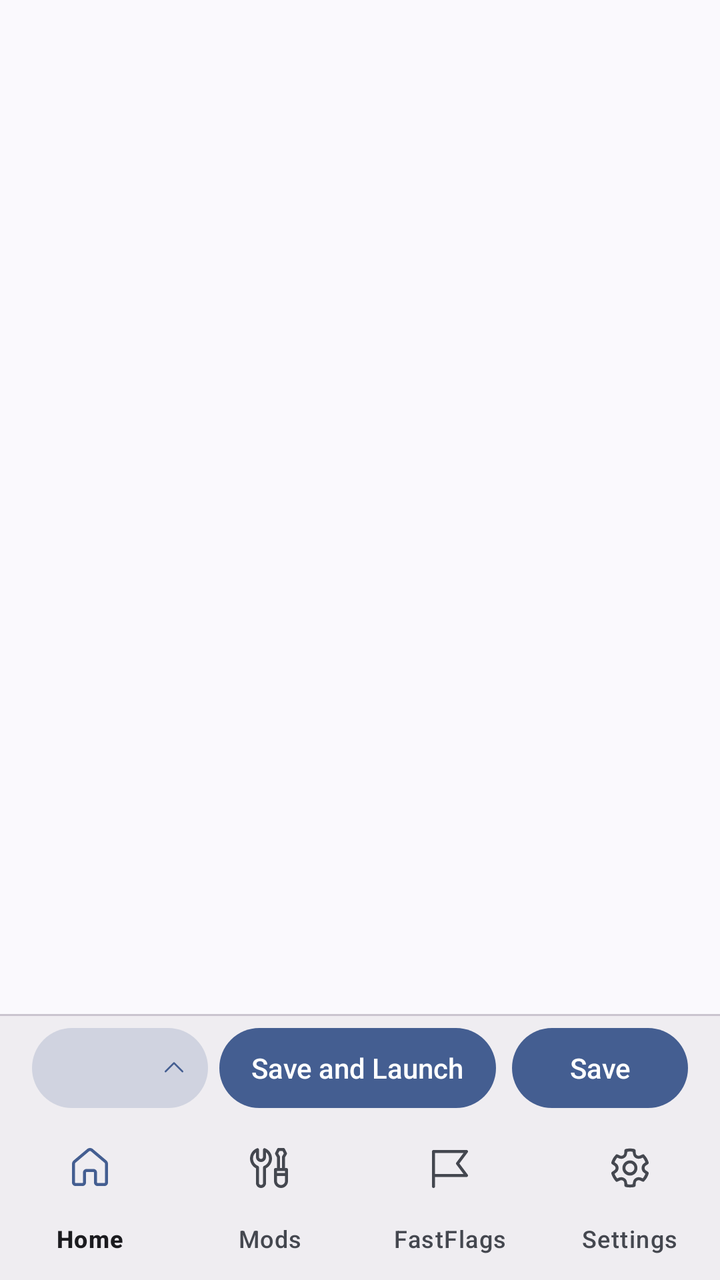
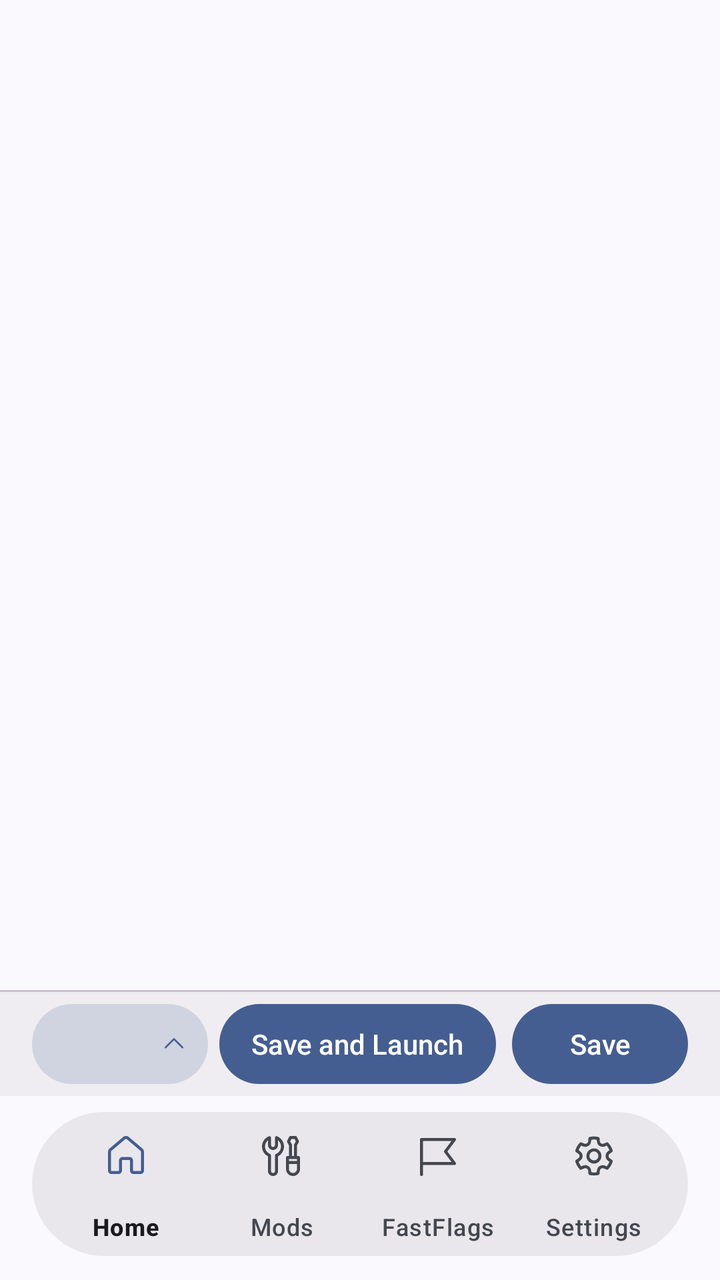

Screens rendered from an Android XML layout before and after an edit, with the pre-edit source and the edit as a unified diff.
<!-- AndroidManifest.xml: application theme Theme.Voidstrap -->
<!-- res/layout/activity_main.xml -->
<?xml version="1.0" encoding="utf-8"?>
<LinearLayout xmlns:android="http://schemas.android.com/apk/res/android"
    xmlns:app="http://schemas.android.com/apk/res-auto"
    xmlns:tools="http://schemas.android.com/tools"
    android:id="@+id/root"
    android:layout_width="match_parent"
    android:layout_height="match_parent"
    android:orientation="vertical">

    <androidx.constraintlayout.widget.ConstraintLayout
        android:id="@+id/column"
        android:layout_width="match_parent"
        android:layout_height="0dp"
        android:layout_weight="1"
        tools:ignore="InconsistentLayout">

        <androidx.coordinatorlayout.widget.CoordinatorLayout
            android:id="@+id/snackbar_anchor"
            android:layout_width="0dp"
            android:layout_height="0dp"
            app:layout_constraintBottom_toTopOf="@id/bar_divider"
            app:layout_constraintEnd_toEndOf="parent"
            app:layout_constraintStart_toStartOf="parent"
            app:layout_constraintTop_toTopOf="parent">

            <FrameLayout
                android:id="@+id/content"
                android:layout_width="match_parent"
                android:layout_height="match_parent" />
        </androidx.coordinatorlayout.widget.CoordinatorLayout>

        <View
            android:id="@+id/bar_divider"
            android:layout_width="0dp"
            android:layout_height="1dp"
            android:background="@color/vs_divider"
            app:layout_constraintBottom_toTopOf="@id/action_bar"
            app:layout_constraintEnd_toEndOf="parent"
            app:layout_constraintStart_toStartOf="parent" />

        <include
            layout="@layout/view_action_bar"
            android:layout_width="0dp"
            android:layout_height="wrap_content"
            app:layout_constraintBottom_toBottomOf="parent"
            app:layout_constraintEnd_toEndOf="parent"
            app:layout_constraintStart_toStartOf="parent" />
    </androidx.constraintlayout.widget.ConstraintLayout>

    <com.google.android.material.bottomnavigation.BottomNavigationView
        android:id="@+id/nav"
        style="@style/Widget.Voidstrap.BottomNav"
        android:layout_width="match_parent"
        android:layout_height="wrap_content"
        app:labelVisibilityMode="labeled"
        app:menu="@menu/nav"
        tools:ignore="InconsistentLayout" />
</LinearLayout>
<!-- res/layout/view_action_bar.xml (included above) -->
<?xml version="1.0" encoding="utf-8"?>
<LinearLayout xmlns:android="http://schemas.android.com/apk/res/android"
    xmlns:app="http://schemas.android.com/apk/res-auto"
    xmlns:tools="http://schemas.android.com/tools"
    android:id="@+id/action_bar"
    android:layout_width="match_parent"
    android:layout_height="wrap_content"
    android:background="?attr/vsSidebar"
    tools:ignore="Overdraw"
    android:gravity="center_vertical"
    android:orientation="horizontal"
    android:paddingStart="16dp"
    android:paddingTop="6dp"
    android:paddingEnd="16dp"
    android:paddingBottom="6dp">

    <com.google.android.material.button.MaterialButton
        android:id="@+id/bar_target"
        style="@style/Widget.Voidstrap.Button.Standard"
        android:layout_width="wrap_content"
        android:layout_height="wrap_content"
        android:minHeight="40dp"
        android:ellipsize="end"
        android:maxWidth="150dp"
        android:maxLines="1"
        android:paddingStart="12dp"
        android:paddingEnd="10dp"
        app:icon="@drawable/ic_chevron_up"
        app:iconGravity="end"
        app:iconPadding="6dp"
        app:iconSize="14dp" />

    <Space
        android:id="@+id/bar_space"
        android:layout_width="0dp"
        android:layout_height="0dp"
        android:layout_weight="1"
        android:minWidth="8dp" />

    <com.google.android.material.button.MaterialButton
        android:id="@+id/bar_save_launch"
        android:layout_width="wrap_content"
        android:layout_height="wrap_content"
        android:layout_marginEnd="8dp"
        android:minHeight="40dp"
        android:maxLines="1"
        android:paddingStart="16dp"
        android:paddingEnd="16dp"
        android:text="@string/bar_save_launch"
        app:autoSizeMaxTextSize="14sp"
        app:autoSizeMinTextSize="9sp"
        app:autoSizeStepGranularity="1sp"
        app:autoSizeTextType="uniform" />

    <com.google.android.material.button.MaterialButton
        android:id="@+id/bar_save"
        android:layout_width="wrap_content"
        android:layout_height="wrap_content"
        android:minHeight="40dp"
        android:maxLines="1"
        android:paddingStart="16dp"
        android:paddingEnd="16dp"
        android:text="@string/bar_save" />

</LinearLayout>
<!-- resources referenced by this layout -->
<resources>
  <color name="vs_divider">#FFCAC4CF</color>
  <string name="bar_save">Save</string>
  <string name="bar_save_launch">Save and Launch</string>
  <style name="Widget.Voidstrap.BottomNav" parent="Widget.Material3.BottomNavigationView">
          <item name="backgroundTint">?attr/vsSidebar</item>
          <item name="itemIconTint">@color/vs_nav_icon</item>
          <item name="itemTextColor">@color/vs_nav_item</item>
          <item name="itemActiveIndicatorStyle">@style/Widget.Voidstrap.NavIndicator</item>
          <item name="itemTextAppearanceActive">@style/TextAppearance.Voidstrap.NavLabel</item>
          <item name="itemTextAppearanceInactive">@style/TextAppearance.Voidstrap.NavLabel</item>
      </style>
  <style name="Theme.Voidstrap" parent="Base.Theme.Voidstrap" />
  <style name="TextAppearance.Voidstrap.NavLabel" parent="TextAppearance.Material3.LabelMedium">
          <item name="android:textSize">12sp</item>
      </style>
  <color name="vs_subtle_pressed">#1F1C1B20</color>
  <style name="Shape.Voidstrap.Pill" parent="">
          <item name="cornerFamily">rounded</item>
          <item name="cornerSize">50%</item>
      </style>
  <dimen name="vs_touch">48dp</dimen>
  <color name="vs_window">@color/vs_p_window</color>
  <color name="vs_sidebar">@color/vs_p_sidebar</color>
  <color name="vs_card">@color/vs_p_card</color>
  <color name="vs_menu">@color/vs_p_menu</color>
  <color name="vs_input">@color/vs_p_input</color>
  <color name="vs_text_primary">@color/vs_p_text_primary</color>
  <color name="vs_text_secondary">@color/vs_p_text_secondary</color>
  <color name="vs_text_tertiary">@color/vs_p_text_tertiary</color>
  <color name="vs_accent">@color/vs_p_primary</color>
  <color name="vs_on_accent">@color/vs_p_on_primary</color>
  <color name="vs_accent_text">@color/vs_p_primary</color>
  <color name="vs_critical">#FFBA1A1A</color>
  <color name="vs_control_stroke">#FF79757F</color>
  <style name="Shape.Voidstrap.Control" parent="">
          <item name="cornerFamily">rounded</item>
          <item name="cornerSize">@dimen/vs_radius_control</item>
      </style>
  <style name="Shape.Voidstrap.Card" parent="">
          <item name="cornerFamily">rounded</item>
          <item name="cornerSize">@dimen/vs_radius_card</item>
      </style>
  <style name="Shape.Voidstrap.Overlay" parent="">
          <item name="cornerFamily">rounded</item>
          <item name="cornerSize">@dimen/vs_radius_overlay</item>
      </style>
  <style name="Widget.Voidstrap.SnackbarText" parent="Widget.Material3.Snackbar.TextView">
          <item name="android:textColor">?attr/vsTextPrimary</item>
      </style>
  <style name="Widget.Voidstrap.PopupMenu" parent="Widget.Material3.PopupMenu">
          <item name="android:popupBackground">@drawable/vs_menu_background</item>
      </style>
  <color name="vs_p_window">#FFFDF7FF</color>
  <color name="vs_p_sidebar">#FFF1ECF4</color>
  <color name="vs_p_card">#FFF7F2FA</color>
  <color name="vs_p_menu">#FFECE6EE</color>
  <color name="vs_p_input">#FFE6E1E9</color>
  <color name="vs_p_text_primary">#FF1C1B20</color>
  <color name="vs_p_text_secondary">#FF48454E</color>
  <color name="vs_p_text_tertiary">#FF79757F</color>
  <color name="vs_p_primary">#FF625690</color>
  <color name="vs_p_on_primary">#FFFFFFFF</color>
  <dimen name="vs_radius_control">12dp</dimen>
  <dimen name="vs_radius_card">20dp</dimen>
  <dimen name="vs_radius_overlay">28dp</dimen>
  <!-- unchanged entries left out for length: 16 -->
</resources>

<!-- the commit's change to res/layout/activity_main.xml (unified diff, before → after) -->
@@ -52,6 +52,10 @@
         style="@style/Widget.Voidstrap.BottomNav"
         android:layout_width="match_parent"
         android:layout_height="wrap_content"
+        android:layout_marginStart="16dp"
+        android:layout_marginTop="8dp"
+        android:layout_marginEnd="16dp"
+        android:layout_marginBottom="12dp"
         app:labelVisibilityMode="labeled"
         app:menu="@menu/nav"
         tools:ignore="InconsistentLayout" />
<!-- resource entries referenced after the edit -->
@@ -4,7 +4,17 @@
   <string name="bar_save">Save</string>
   <string name="bar_save_launch">Save and Launch</string>
   <style name="Widget.Voidstrap.BottomNav" parent="Widget.Material3.BottomNavigationView">
-          <item name="backgroundTint">?attr/vsSidebar</item>
+          <item name="backgroundTint">?attr/vsMenu</item>
+          <item name="android:minHeight">72dp</item>
+          <item name="elevation">8dp</item>
+          <item name="android:paddingStart">8dp</item>
+          <item name="android:paddingEnd">8dp</item>
+          <item name="itemPaddingTop">10dp</item>
+          <item name="itemPaddingBottom">10dp</item>
+          <item name="paddingBottomSystemWindowInsets">false</item>
+          <item name="paddingLeftSystemWindowInsets">false</item>
+          <item name="paddingRightSystemWindowInsets">false</item>
+          <item name="shapeAppearance">@style/Shape.Voidstrap.Pill</item>
           <item name="itemIconTint">@color/vs_nav_icon</item>
           <item name="itemTextColor">@color/vs_nav_item</item>
           <item name="itemActiveIndicatorStyle">@style/Widget.Voidstrap.NavIndicator</item>
